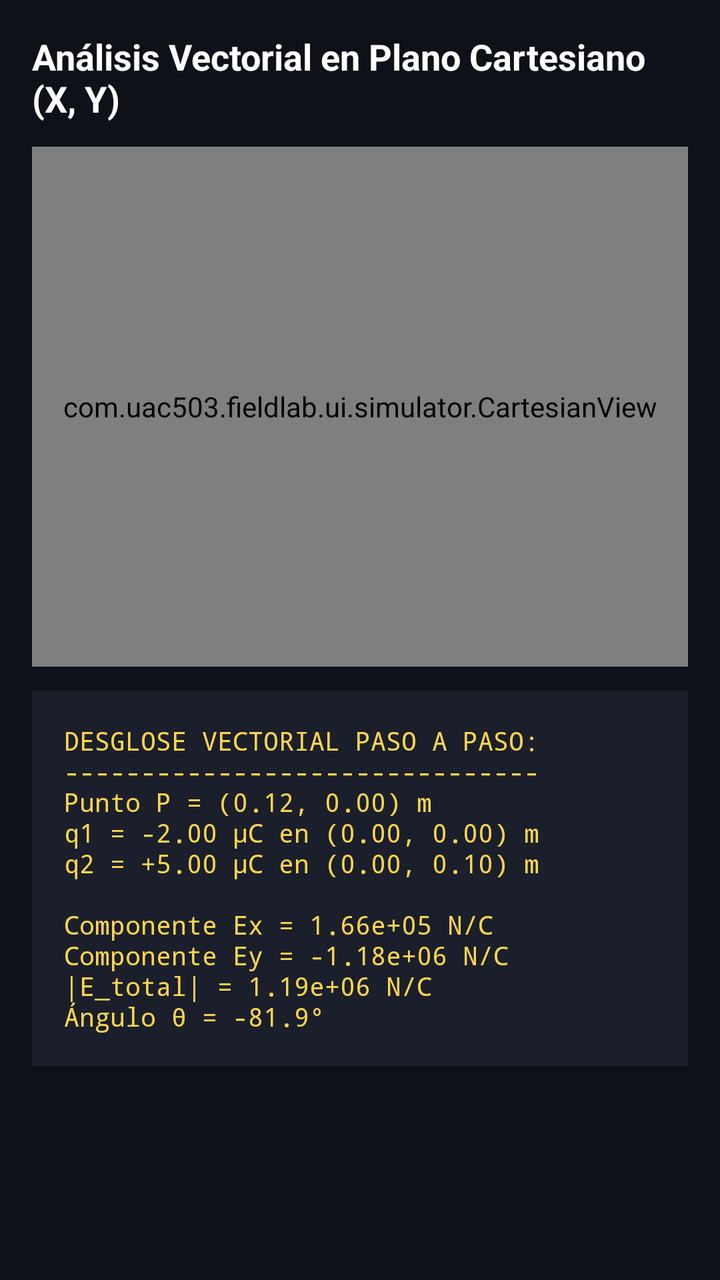
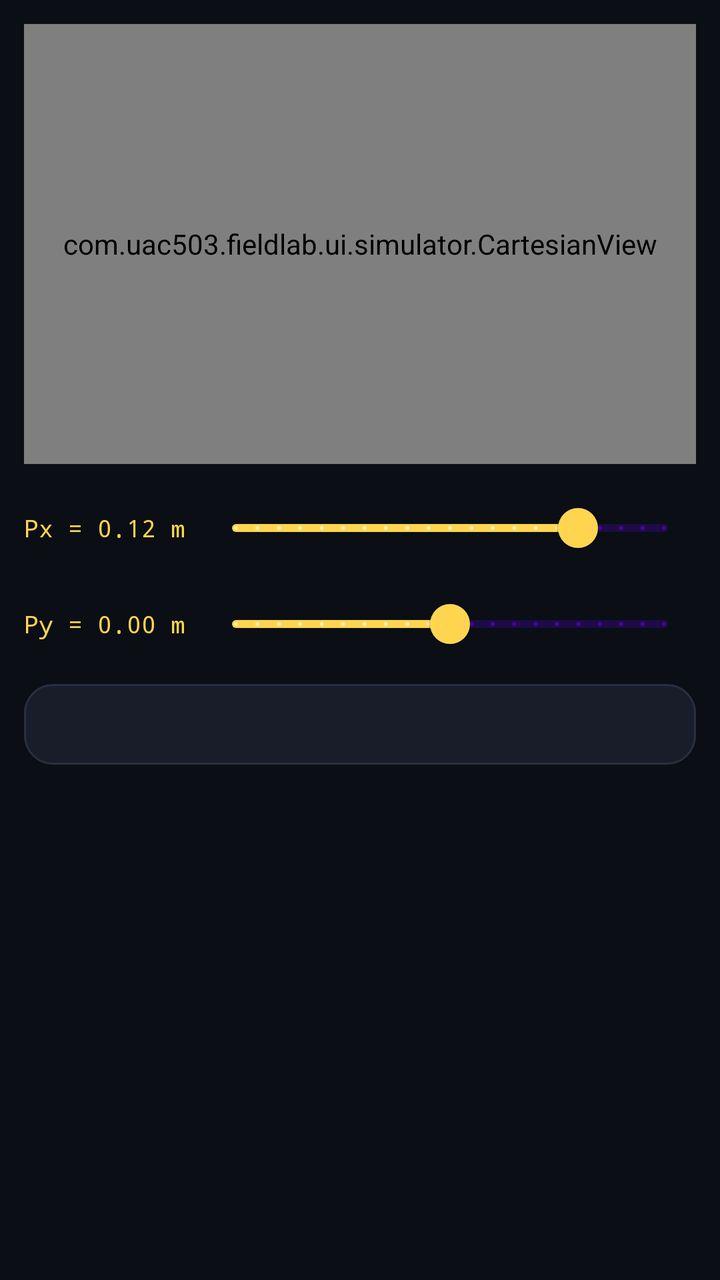

The first picture is an Android layout as it rendered before a commit; the second is the same layout after the commit. The layout source and the unified diff follow.
<!-- AndroidManifest.xml: application theme Theme.FieldLab -->
<!-- res/layout/fragment_simulator_cartesian.xml -->
<?xml version="1.0" encoding="utf-8"?>
<LinearLayout xmlns:android="http://schemas.android.com/apk/res/android"
    android:layout_width="match_parent"
    android:layout_height="match_parent"
    android:background="#0E1117"
    android:orientation="vertical"
    android:padding="16dp">


    <TextView
        android:layout_width="wrap_content"
        android:layout_height="wrap_content"
        android:text="Análisis Vectorial en Plano Cartesiano (X, Y)"
        android:textColor="#FFFFFF"
        android:textSize="18sp"
        android:textStyle="bold" />


    <com.uac503.fieldlab.ui.simulator.CartesianView
        android:id="@+id/cartesian_view"
        android:layout_width="match_parent"
        android:layout_height="260dp"
        android:layout_marginTop="12dp" />


    <ScrollView
        android:layout_width="match_parent"
        android:layout_height="match_parent"
        android:layout_marginTop="12dp">


        <TextView
            android:id="@+id/tv_cartesian_breakdown"
            android:layout_width="match_parent"
            android:layout_height="wrap_content"
            android:background="#1A1F2B"
            android:fontFamily="monospace"
            android:padding="16dp"
            android:text="DESGLOSE VECTORIAL PASO A PASO:\n-------------------------------\nPunto P = (0.12, 0.00) m\nq1 = -2.00 µC en (0.00, 0.00) m\nq2 = +5.00 µC en (0.00, 0.10) m\n\nComponente Ex = 1.66e+05 N/C\nComponente Ey = -1.18e+06 N/C\n|E_total| = 1.19e+06 N/C\nÁngulo θ = -81.9°"
            android:textColor="#FFD54F"
            android:textSize="13sp" />
    </ScrollView>
</LinearLayout>
<!-- resources referenced by this layout -->
<resources>
  <style name="Theme.FieldLab" parent="Theme.MaterialComponents.DayNight.NoActionBar">
          
      </style>
</resources>

<!-- the commit's change to res/layout/fragment_simulator_cartesian.xml (unified diff, before → after) -->
@@ -1,43 +1,98 @@
 <?xml version="1.0" encoding="utf-8"?>
 <LinearLayout xmlns:android="http://schemas.android.com/apk/res/android"
+    xmlns:app="http://schemas.android.com/apk/res-auto"
     android:layout_width="match_parent"
     android:layout_height="match_parent"
-    android:background="#0E1117"
+    android:background="#0B0E14"
     android:orientation="vertical"
-    android:padding="16dp">
-
-
-    <TextView
-        android:layout_width="wrap_content"
-        android:layout_height="wrap_content"
-        android:text="Análisis Vectorial en Plano Cartesiano (X, Y)"
-        android:textColor="#FFFFFF"
-        android:textSize="18sp"
-        android:textStyle="bold" />
+    android:padding="12dp">
 
 
     <com.uac503.fieldlab.ui.simulator.CartesianView
         android:id="@+id/cartesian_view"
         android:layout_width="match_parent"
-        android:layout_height="260dp"
-        android:layout_marginTop="12dp" />
+        android:layout_height="220dp" />
+
+
+    
+    <LinearLayout
+        android:layout_width="match_parent"
+        android:layout_height="wrap_content"
+        android:layout_marginTop="8dp"
+        android:gravity="center_vertical"
+        android:orientation="horizontal">
+
+
+        <TextView
+            android:id="@+id/tv_px_val"
+            android:layout_width="90dp"
+            android:layout_height="wrap_content"
+            android:fontFamily="monospace"
+            android:text="Px = 0.12 m"
+            android:textColor="#FFD54F"
+            android:textSize="12sp" />
+
+
+        <com.google.android.material.slider.Slider
+            android:id="@+id/slider_px"
+            android:layout_width="0dp"
+            android:layout_height="wrap_content"
+            android:layout_weight="1"
+            android:stepSize="0.02"
+            android:value="0.12"
+            android:valueFrom="-0.20"
+            android:valueTo="0.20"
+            app:thumbColor="#FFD54F"
+            app:trackColorActive="#FFD54F" />
+    </LinearLayout>
+
+
+    <LinearLayout
+        android:layout_width="match_parent"
+        android:layout_height="wrap_content"
+        android:gravity="center_vertical"
+        android:orientation="horizontal">
+
+
+        <TextView
+            android:id="@+id/tv_py_val"
+            android:layout_width="90dp"
+            android:layout_height="wrap_content"
+            android:fontFamily="monospace"
+            android:text="Py = 0.00 m"
+            android:textColor="#FFD54F"
+            android:textSize="12sp" />
+
+
+        <com.google.android.material.slider.Slider
+            android:id="@+id/slider_py"
+            android:layout_width="0dp"
+            android:layout_height="wrap_content"
+            android:layout_weight="1"
+            android:stepSize="0.02"
+            android:value="0.00"
+            android:valueFrom="-0.20"
+            android:valueTo="0.20"
+            app:thumbColor="#FFD54F"
+            app:trackColorActive="#FFD54F" />
+    </LinearLayout>
 
 
     <ScrollView
         android:layout_width="match_parent"
-        android:layout_height="match_parent"
-        android:layout_marginTop="12dp">
+        android:layout_height="0dp"
+        android:layout_marginTop="6dp"
+        android:layout_weight="1">
 
 
         <TextView
             android:id="@+id/tv_cartesian_breakdown"
             android:layout_width="match_parent"
             android:layout_height="wrap_content"
-            android:background="#1A1F2B"
+            android:background="@drawable/bg_telemetry_panel"
             android:fontFamily="monospace"
-            android:padding="16dp"
-            android:text="DESGLOSE VECTORIAL PASO A PASO:\n-------------------------------\nPunto P = (0.12, 0.00) m\nq1 = -2.00 µC en (0.00, 0.00) m\nq2 = +5.00 µC en (0.00, 0.10) m\n\nComponente Ex = 1.66e+05 N/C\nComponente Ey = -1.18e+06 N/C\n|E_total| = 1.19e+06 N/C\nÁngulo θ = -81.9°"
-            android:textColor="#FFD54F"
-            android:textSize="13sp" />
+            android:padding="12dp"
+            android:textColor="#E0E6ED"
+            android:textSize="12sp" />
     </ScrollView>
 </LinearLayout>
<!-- resource entries referenced after the edit -->
@@ -1,5 +1,12 @@
 <!-- resources referenced by this layout -->
 <resources>
+  <!-- drawable bg_telemetry_panel (drawable) -->
+  <?xml version="1.0" encoding="utf-8"?>
+  <shape xmlns:android="http://schemas.android.com/apk/res/android">
+      <solid android:color="#191D29" />
+      <corners android:radius="14dp" />
+      <stroke android:width="1dp" android:color="#282F42" />
+  </shape>
   <style name="Theme.FieldLab" parent="Theme.MaterialComponents.DayNight.NoActionBar">
           
       </style>
